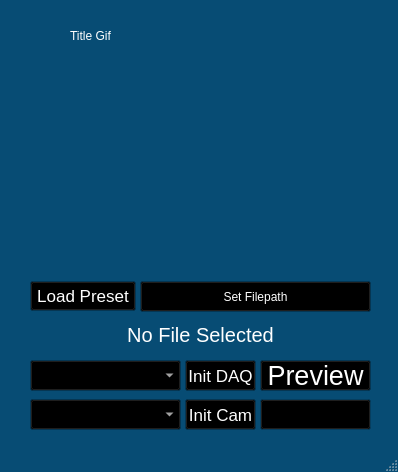
This is jackfish/gui/main_gui.ui in jbmelander/jackfish as Qt 5 draws it before an edit. The edited form follows.
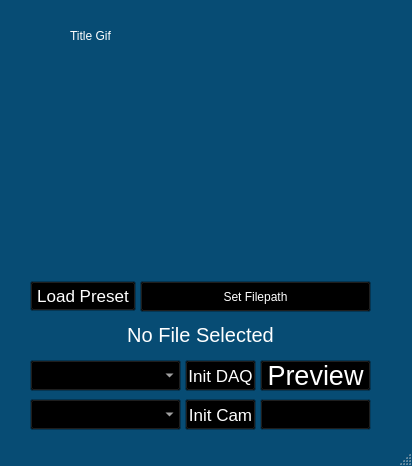
This is the edited form. Icons and pictures are not drawn.

Patch:
```diff
--- a/jackfish/gui/main_gui.ui
+++ b/jackfish/gui/main_gui.ui
@@ -9,8 +9,8 @@
    <rect>
     <x>0</x>
     <y>0</y>
-    <width>398</width>
-    <height>472</height>
+    <width>412</width>
+    <height>466</height>
    </rect>
   </property>
   <property name="sizePolicy">
```
